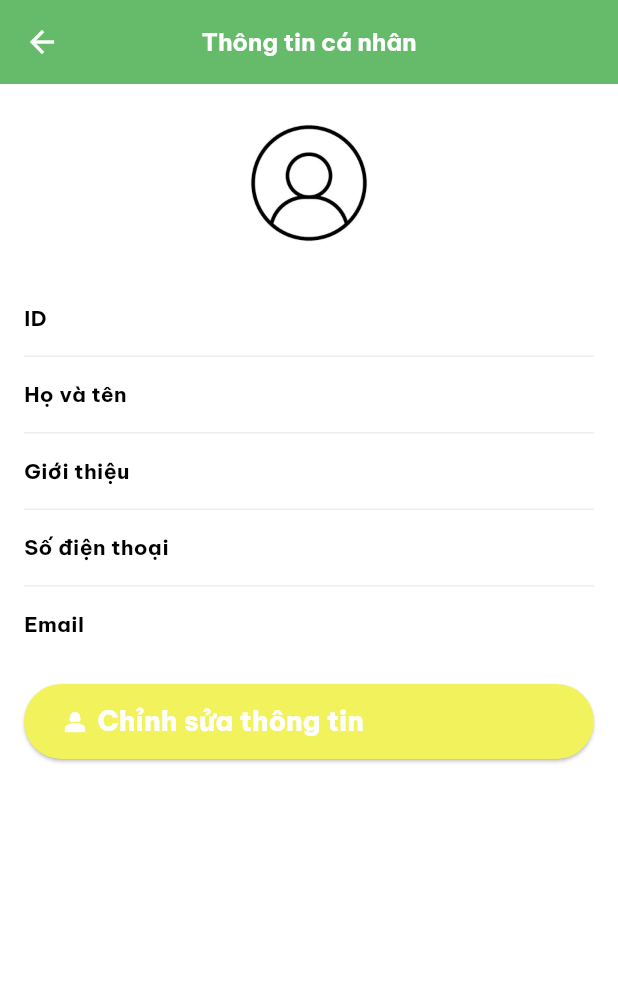
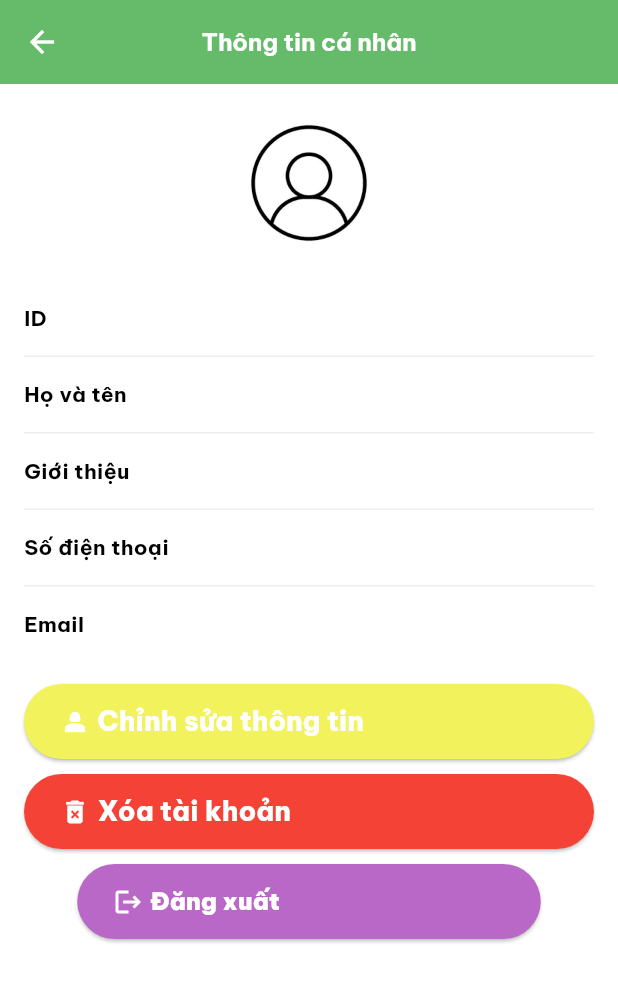
Before and after one commit to phanminhhai01012003/food_recipe_app, a Flutter app: the UserInformation screen opened directly with empty values, on a phone screen of 412 x 824 dp. Shown: the top 982 px of the screen. Run offline on Flutter 3.47's test engine with Material 3 defaults, Android fonts, the light colour scheme and no system bars; drawn by our look-alikes of cached_network_image, full_screen_image; our stand-ins replace carousel_slider, cloud_firestore, connectivity_plus, firebase_auth, firebase_core, firebase_messaging and 13 more; missing offline and left inert: cloudinary_api, cloudinary_flutter, cloudinary_url_gen, flutter_facebook_auth, pdfx; accounts and stored records are empty; network calls fail.

Commit message:
Extra features of logging out from third party

```diff
--- a/lib/common/routes.dart
+++ b/lib/common/routes.dart
@@ -33,6 +33,7 @@ import 'package:food_recipe_app/views/main/main_page.dart';
 import 'package:food_recipe_app/views/main/sub_features/about/app_overview.dart';
 import 'package:food_recipe_app/views/main/sub_features/about/contact.dart';
 import 'package:food_recipe_app/views/main/sub_features/theme/change_theme_screen.dart';
+import 'package:food_recipe_app/views/main/user/delete_user_screen.dart';
 import 'package:food_recipe_app/views/main/user/edit_user.dart';
 import 'package:food_recipe_app/views/main/user/personal_screen.dart';
 import 'package:food_recipe_app/views/main/user/user_information.dart';
@@ -74,6 +75,7 @@ Widget get saveFoodScreen => SaveFood();
 Widget get recentScreen => RecentView();
 Widget listofFoodByTag(String categories) => FoodListWithTag(categories: categories);
 Widget get storageMode => StorageModeSelect();
+Widget get deleteUser => DeleteUserScreen();
 Widget get cookbookPage => CookbookScreen();
 Widget get appoverview => AppOverview();
 Widget get contactpage => Contact();
--- a/lib/services/authentication/auth_repo.dart
+++ b/lib/services/authentication/auth_repo.dart
@@ -6,7 +6,9 @@ abstract class AuthRepo {
   Future<User?> registerWithAccount(BuildContext context, String avatar, String name, String email, String password);
   Future<UserCredential?> loginWithGoogle(BuildContext context);
   Future<UserCredential?> loginWithFacebook(BuildContext context);
-  Future<void> logOut(BuildContext context);
+  Future<void> logOutFromAccount(BuildContext context);
+  Future<void> logOutFromGoogle(BuildContext context);
+  Future<void> logOutFromFacebook(BuildContext context);
   Future<void> forgotPassword(BuildContext context, String email);
   Future<void> changePassword(BuildContext context, {email, oldPassword, newPassword});
   Future<void> deleteAccount(BuildContext context);
--- a/lib/views/main/user/user_information.dart
+++ b/lib/views/main/user/user_information.dart
@@ -4,6 +4,9 @@ import 'package:food_recipe_app/common/app_colors.dart';
 import 'package:food_recipe_app/common/constants.dart';
 import 'package:food_recipe_app/common/routes.dart';
 import 'package:food_recipe_app/model/user_model.dart';
+import 'package:food_recipe_app/services/authentication/auth_services.dart';
+import 'package:food_recipe_app/widget/dialog/show_yesno_dialog.dart';
+import 'package:food_recipe_app/widget/other/message.dart';
 import 'package:full_screen_image/full_screen_image.dart';
 
 class UserInformation extends StatefulWidget {
@@ -15,6 +18,37 @@ class UserInformation extends StatefulWidget {
 }
 
 class _UserInformationState extends State<UserInformation> {
+  final authServices = AuthServices();
+  void onLogOut() async{
+    if (widget.user.loginMethod == "Google") {
+      await authServices.logOutFromGoogle(context).then((_){
+        Message.showScaffoldMessage(context, "Đã đăng xuất khỏi hệ thống", AppColors.green);
+        Navigator.pushAndRemoveUntil(
+          context,
+          checkDeviceRoute(loginPage),
+          (route) => false
+        );
+      });
+    } else if (widget.user.loginMethod == "Facebook") {
+      await authServices.logOutFromFacebook(context).then((_){
+        Message.showScaffoldMessage(context, "Đã đăng xuất khỏi hệ thống", AppColors.green);
+        Navigator.pushAndRemoveUntil(
+          context,
+          checkDeviceRoute(loginPage),
+          (route) => false
+        );
+      });
+    } else {
+      await authServices.logOutFromAccount(context).then((_){
+        Message.showScaffoldMessage(context, "Đã đăng xuất khỏi hệ thống", AppColors.green);
+        Navigator.pushAndRemoveUntil(
+          context,
+          checkDeviceRoute(loginPage),
+          (route) => false
+        );
+      });
+    }
+  }
   @override
   Widget build(BuildContext context) {
     return Scaffold(
@@ -92,6 +126,63 @@ class _UserInformationState extends State<UserInformation> {
                   ],
                 )
               ),
+            ),
+            SizedBox(height: 10),
+            SizedBox(
+              width: double.infinity,
+              height: 50,
+              child: ElevatedButton(
+                style: ElevatedButton.styleFrom(
+                  backgroundColor: AppColors.red,
+                  foregroundColor: AppColors.white,
+                  shape: RoundedRectangleBorder(borderRadius: BorderRadius.circular(33))
+                ),
+                onPressed: () => Navigator.push(context, checkDeviceRoute(deleteUser)),
+                child: Row(
+                  children: [
+                    Icon(Icons.delete_forever, size: 20),
+                    SizedBox(width: 5),
+                    Text(
+                      "Xóa tài khoản",
+                      style: TextStyle(
+                        fontSize: 18,
+                        fontWeight: FontWeight.w800
+                      ),
+                    ),
+                  ],
+                )
+              ),
+            ),
+            SizedBox(height: 10),
+            SizedBox(
+              height: 50,
+              width: MediaQuery.of(context).size.width * 0.75,
+              child: ElevatedButton(
+                style: ElevatedButton.styleFrom(
+                  backgroundColor: AppColors.purple,
+                  foregroundColor: AppColors.white,
+                  shape: RoundedRectangleBorder(borderRadius: BorderRadius.circular(33))
+                ),
+                onPressed: () => ShowYesnoDialog.checkDeviceDialog(
+                  context,
+                  title: "Đăng xuất",
+                  content: "Bạn có chắc chắn muốn đăng xuất khỏi hệ thống không?",
+                  onAcceptTap: () => onLogOut(),
+                  onCancelTap: () => Navigator.pop(context)
+                ),
+                child: Row(
+                  children: [
+                    Icon(Icons.logout, size: 20),
+                    SizedBox(width: 5),
+                    Text("Đăng xuất",
+                      style: TextStyle(
+                        fontSize: 16,
+                        fontWeight: FontWeight.w900
+                      ),
+                    ),
+                  ],
+                ),
+              ),
             )
           ],
         ),
```
Also changed, not shown: lib/services/authentication/auth_services.dart (+31 -1 lines), lib/views/main/settings/settings_screen.dart (+0 -39 lines).
